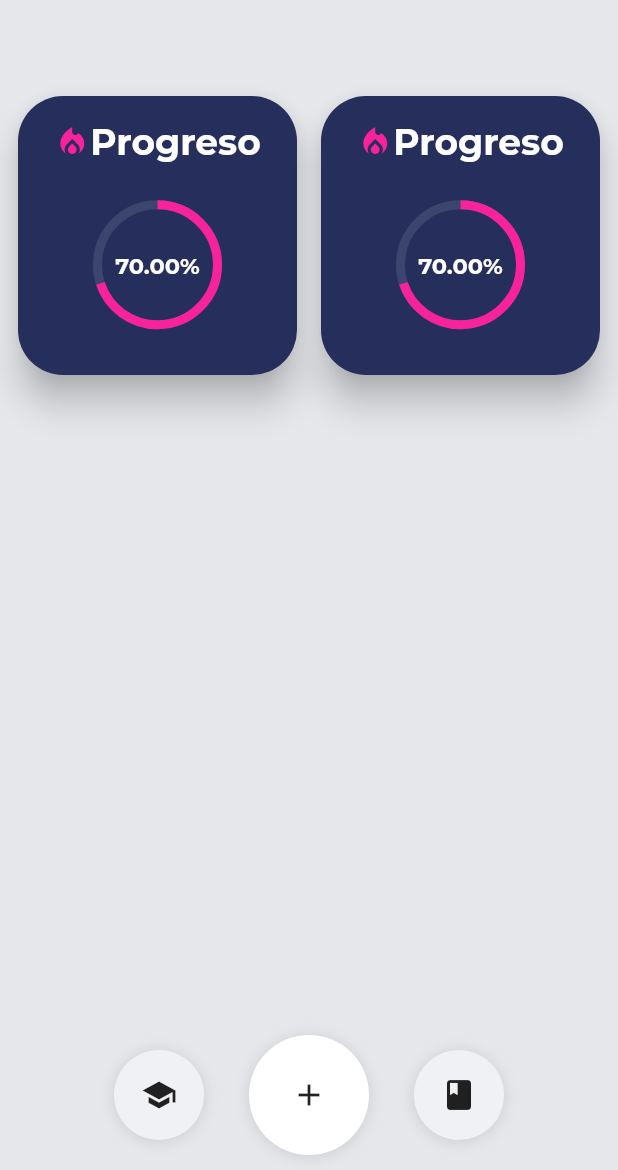
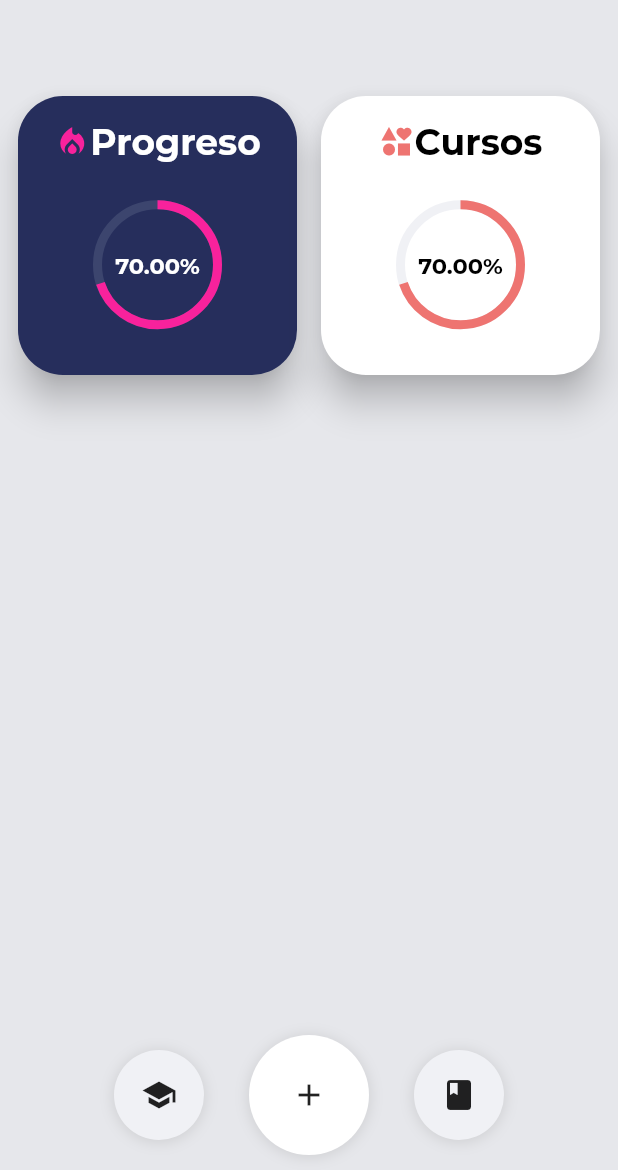
Before and after one commit to eddiedibs/lets_study, a Flutter app: the screen it shows after launch, on a phone screen of 412 x 824 dp, the part 66-1236 px from its top. Run offline on Flutter 3.47's test engine with Material 2 defaults, Android fonts, the light colour scheme and no system bars; our stand-ins replace flutter_modular, percent_indicator; project files that could hold a hidden picture were left out.

Commit message:
Added animations to circleProgressIndicator on ActivityCard

```diff
--- a/lib/design/activity_card.dart
+++ b/lib/design/activity_card.dart
@@ -1,13 +1,13 @@
 import 'package:flutter/material.dart';
 
-class ActivityCard extends StatelessWidget {
+class ActivityCard extends StatefulWidget {
   final String value;
   final Color? color;
   final double progress;
   final Color progressColor;
   final Color? progressBgColor;
   final IconData icon;
-
+    // Constructor for MyCustomWidget
   ActivityCard({
     required this.value,
     this.color,
@@ -18,15 +18,48 @@ class ActivityCard extends StatelessWidget {
   });
 
   @override
+  _ActivityCardState createState() => _ActivityCardState();
+}
+class _ActivityCardState extends State<ActivityCard> with SingleTickerProviderStateMixin {
+  late AnimationController _controller;
+  late Animation<double> _animation;
+  late double stateProgress = 0; // Target progress value
+
+  @override
+  void initState() {
+    super.initState();
+    stateProgress = widget.progress;
+    _controller = AnimationController(
+      duration: Duration(seconds: 3), // Duration of the animation
+      vsync: this,
+    );
+
+    _animation = Tween<double>(begin: 0, end: stateProgress).animate(
+      CurvedAnimation(
+        parent: _controller,
+        curve: Curves.easeOut,
+      ),
+    );
+
+    _controller.forward();
+  }
+
+  @override
+  void dispose() {
+    _controller.dispose();
+    super.dispose();
+  }
+
+
+  @override
   Widget build(BuildContext context) {
 
-    final progressBarText = '${(progress * 100).toStringAsFixed(2)}%';
     return Card(
       elevation: 10.0, // Adjust the elevation to control the shadow size and intensity
       shape: RoundedRectangleBorder(
         borderRadius: BorderRadius.all(Radius.circular(30.0)),
       ),
-      color: color,
+      color: widget.color,
       child: Padding(
         padding: const EdgeInsets.all(16.0),
         child: Column(
@@ -38,15 +71,15 @@ class ActivityCard extends StatelessWidget {
               crossAxisAlignment: CrossAxisAlignment.center,
               children: [
                 Icon(
-                  icon,
-                  color: progressColor,
+                  widget.icon,
+                  color: widget.progressColor,
                 ),
                 Text(
-                  value,
+                  widget.value,
                   style: TextStyle(
                     fontFamily: "Montserrat",
                     fontSize: 24,
-                    color: color == Colors.white ? Colors.black : Colors.white,
+                    color: widget.color == Colors.white ? Colors.black : Colors.white,
                   ),
                 ),
               ],
@@ -64,23 +97,33 @@ class ActivityCard extends StatelessWidget {
                   child: Stack(
                       alignment: AlignmentDirectional.center,
                       children: <Widget>[
-                        SizedBox(
-                          width: 100.0, // Adjust the size as needed
-                          height: 100.0, // Adjust the size as needed
+                        AnimatedBuilder(
+                          animation: _animation,
+                          builder: (context, child) {
+                            return SizedBox(
+                              width: 100.0,
+                              height: 100.0,
                               child: CircularProgressIndicator(
                                 strokeWidth: 6.0,
-                            value: progress,
-                            color: progressColor,
-                            backgroundColor: progressBgColor,
+                                value: _animation.value,
+                                color: widget.progressColor,
+                                backgroundColor: widget.progressBgColor,
                               ),
+                            );
+                          },
                         ),
-                        Text(progressBarText,
+                        AnimatedBuilder(
+                          animation: _animation,
+                          builder: (context, child) {
+                            return Text('${(_animation.value * 100).toStringAsFixed(2)}%',
                                 style: TextStyle(
                                 fontFamily: "Montserrat",
                                 fontSize: 15,
                                 fontWeight: FontWeight.bold,
-                          color: color == Colors.white ? Colors.black : Colors.white,
+                                color: widget.color == Colors.white ? Colors.black : Colors.white,
                               ),
+                            );
+                          },
                         ),
                       ],
                     )
--- a/lib/main.dart
+++ b/lib/main.dart
@@ -60,12 +60,12 @@ class HomePage extends StatelessWidget {
                   Modular.to.pushNamed('/progress-page');
                 },
                 child: ActivityCard(
-                  value: 'Progreso',
-                  color: const Color.fromARGB(255, 38, 46, 92),
+                  value: 'Cursos',
+                  color: Color.fromARGB(255, 255, 255, 255),
                   progress: 0.7,
-                  progressColor: const Color.fromARGB(255, 248, 34, 156),
-                  progressBgColor: const Color.fromARGB(255, 60, 69, 110),
-                  icon: Icons.local_fire_department,
+                  progressColor: const Color.fromARGB(255, 238, 116, 113),
+                  progressBgColor: const Color.fromARGB(255, 240, 241, 245),
+                  icon: Icons.interests,
                 ),
               ),
             ),
```
Lines whose indentation alone changed are shown as unchanged.
